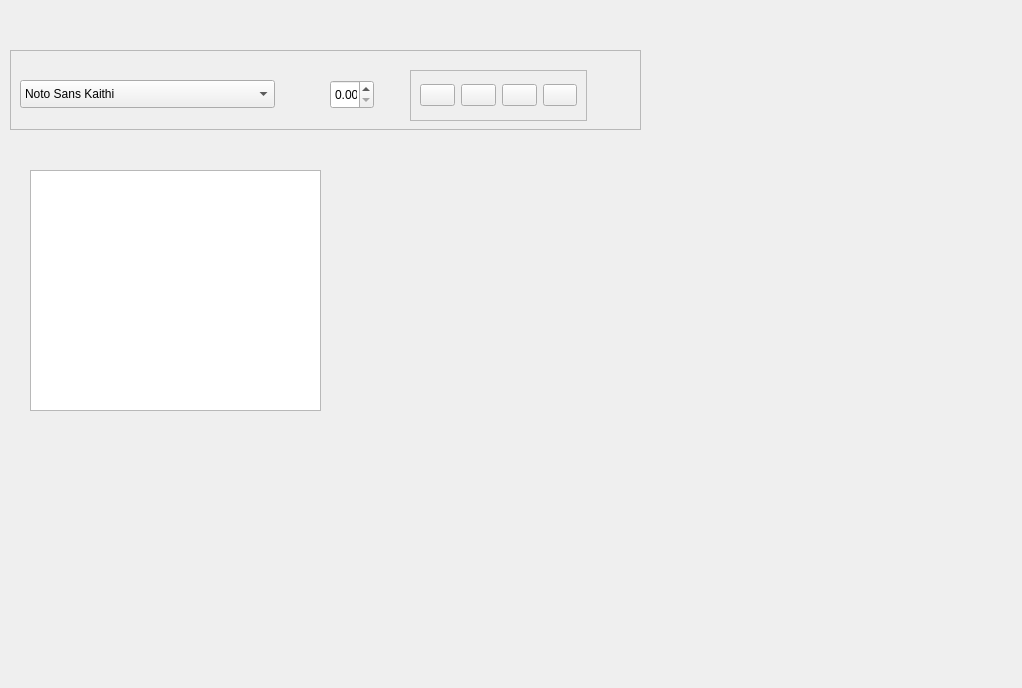
The window that WritingProgram/editorform.ui (gourdCravings/WritingProgram) describes before a commit, drawn with Qt 5.
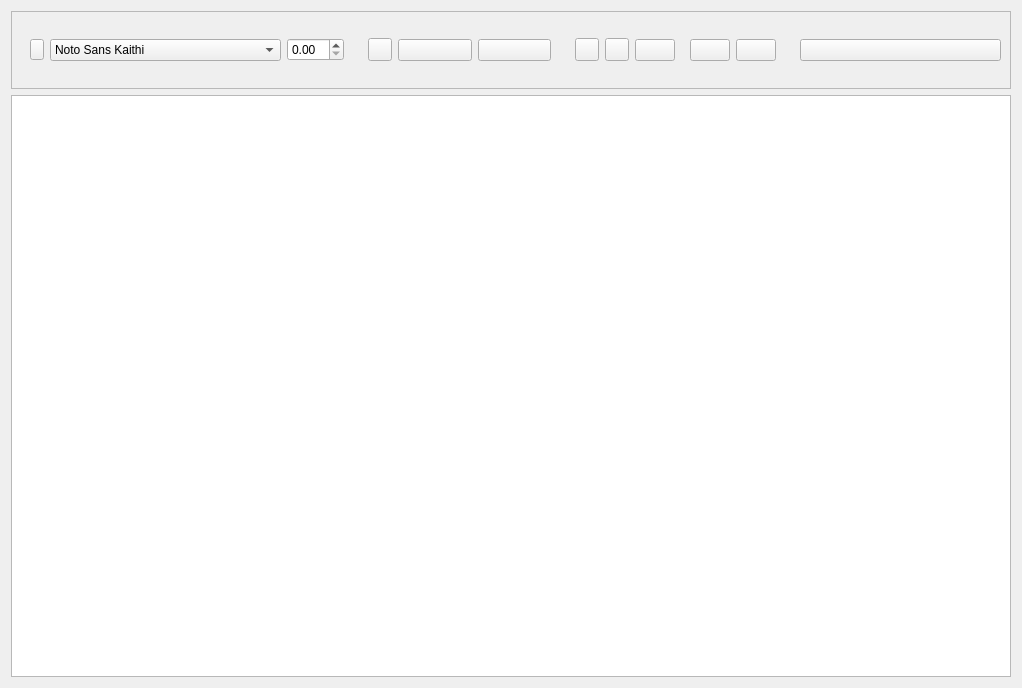
The same window after the commit. Icons and pictures are not drawn. Custom widgets are drawn as their Qt base class.

Patch:
```diff
--- a/WritingProgram/editorform.ui
+++ b/WritingProgram/editorform.ui
@@ -13,117 +13,347 @@
   <property name="windowTitle">
    <string>Form</string>
   </property>
-  <widget class="QTextEdit" name="textEdit">
-   <property name="geometry">
-    <rect>
-     <x>30</x>
-     <y>170</y>
-     <width>291</width>
-     <height>241</height>
-    </rect>
+  <layout class="QVBoxLayout" name="verticalLayout">
+   <item>
+    <widget class="QFrame" name="toolFrame">
+     <property name="frameShape">
+      <enum>QFrame::Shape::StyledPanel</enum>
+     </property>
+     <property name="frameShadow">
+      <enum>QFrame::Shadow::Raised</enum>
+     </property>
+     <layout class="QHBoxLayout" name="horizontalLayout_5">
+      <item>
+       <widget class="QWidget" name="fontWidget" native="true">
+        <layout class="QHBoxLayout" name="horizontalLayout">
+         <item>
+          <widget class="QToolButton" name="styleButton">
+           <property name="text">
+            <string/>
+           </property>
+           <property name="popupMode">
+            <enum>QToolButton::ToolButtonPopupMode::InstantPopup</enum>
+           </property>
+           <property name="toolButtonStyle">
+            <enum>Qt::ToolButtonStyle::ToolButtonTextOnly</enum>
+           </property>
+          </widget>
+         </item>
+         <item>
+          <widget class="QFontComboBox" name="fontCombo">
+           <property name="editable">
+            <bool>false</bool>
+           </property>
+           <property name="currentIndex">
+            <number>172</number>
+           </property>
+          </widget>
+         </item>
+         <item>
+          <widget class="QDoubleSpinBox" name="textSpin"/>
+         </item>
+        </layout>
+       </widget>
+      </item>
+      <item>
+       <widget class="QWidget" name="formatWidget" native="true">
+        <layout class="QHBoxLayout" name="horizontalLayout_2">
+         <item>
+          <widget class="QToolButton" name="formatButton">
+           <property name="text">
+            <string/>
+           </property>
+           <property name="icon">
+            <iconset theme="QIcon::ThemeIcon::FormatTextBold"/>
+           </property>
+           <property name="popupMode">
+            <enum>QToolButton::ToolButtonPopupMode::InstantPopup</enum>
+           </property>
+          </widget>
+         </item>
+         <item>
+          <widget class="QPushButton" name="colorButton">
+           <property name="font">
+            <font>
+             <family>Segoe UI</family>
+            </font>
+           </property>
+           <property name="text">
+            <string/>
+           </property>
+           <property name="icon">
+            <iconset theme="start-here"/>
+           </property>
+          </widget>
+         </item>
+         <item>
+          <widget class="QPushButton" name="highlightButton">
+           <property name="text">
+            <string/>
+           </property>
+           <property name="icon">
+            <iconset theme="QIcon::ThemeIcon::WeatherClear"/>
+           </property>
+          </widget>
+         </item>
+        </layout>
+       </widget>
+      </item>
+      <item>
+       <widget class="QWidget" name="paraWidget" native="true">
+        <layout class="QHBoxLayout" name="horizontalLayout_4">
+         <item>
+          <widget class="QToolButton" name="alignButton">
+           <property name="text">
+            <string/>
+           </property>
+           <property name="icon">
+            <iconset theme="QIcon::ThemeIcon::FormatJustifyLeft"/>
+           </property>
+           <property name="popupMode">
+            <enum>QToolButton::ToolButtonPopupMode::InstantPopup</enum>
+           </property>
+          </widget>
+         </item>
+         <item>
+          <widget class="QToolButton" name="bulletButton">
+           <property name="font">
+            <font>
+             <family>Wingdings</family>
+            </font>
+           </property>
+           <property name="text">
+            <string/>
+           </property>
+           <property name="icon">
+            <iconset theme="user-bookmarks"/>
+           </property>
+           <property name="popupMode">
+            <enum>QToolButton::ToolButtonPopupMode::InstantPopup</enum>
+           </property>
+          </widget>
+         </item>
+         <item>
+          <widget class="QPushButton" name="spacingButton">
+           <property name="text">
+            <string/>
+           </property>
+           <property name="icon">
+            <iconset theme="QIcon::ThemeIcon::ViewFullscreen"/>
+           </property>
+          </widget>
+         </item>
+         <item>
+          <widget class="QWidget" name="indentWidget" native="true">
+           <layout class="QHBoxLayout" name="horizontalLayout_3">
+            <item>
+             <widget class="QPushButton" name="plusIndentButton">
+              <property name="text">
+               <string/>
+              </property>
+              <property name="icon">
+               <iconset theme="QIcon::ThemeIcon::GoNext"/>
+              </property>
+             </widget>
+            </item>
+            <item>
+             <widget class="QPushButton" name="minusIndentButton">
+              <property name="text">
+               <string/>
+              </property>
+              <property name="icon">
+               <iconset theme="QIcon::ThemeIcon::GoPrevious"/>
+              </property>
+             </widget>
+            </item>
+           </layout>
+          </widget>
+         </item>
+        </layout>
+       </widget>
+      </item>
+      <item>
+       <widget class="QPushButton" name="commentButton">
+        <property name="text">
+         <string/>
+        </property>
+        <property name="icon">
+         <iconset theme="emblem-mail"/>
+        </property>
+       </widget>
+      </item>
+     </layout>
+    </widget>
+   </item>
+   <item>
+    <widget class="TextEditor" name="textEdit"/>
+   </item>
+  </layout>
+  <action name="boldAction">
+   <property name="icon">
+    <iconset theme="QIcon::ThemeIcon::FormatTextBold"/>
    </property>
-  </widget>
-  <widget class="QFrame" name="toolFrame">
-   <property name="geometry">
-    <rect>
-     <x>10</x>
-     <y>50</y>
-     <width>631</width>
-     <height>80</height>
-    </rect>
+   <property name="text">
+    <string>bold</string>
    </property>
-   <property name="frameShape">
-    <enum>QFrame::Shape::StyledPanel</enum>
+   <property name="toolTip">
+    <string>bold</string>
    </property>
-   <property name="frameShadow">
-    <enum>QFrame::Shadow::Raised</enum>
+   <property name="shortcut">
+    <string>Ctrl+B</string>
    </property>
-   <widget class="QFontComboBox" name="fontCombo">
-    <property name="geometry">
-     <rect>
-      <x>10</x>
-      <y>30</y>
-      <width>255</width>
-      <height>28</height>
-     </rect>
-    </property>
-    <property name="editable">
-     <bool>false</bool>
-    </property>
-    <property name="currentIndex">
-     <number>172</number>
-    </property>
-   </widget>
-   <widget class="QDoubleSpinBox" name="textSpin">
-    <property name="geometry">
-     <rect>
-      <x>320</x>
-      <y>30</y>
-      <width>44</width>
-      <height>29</height>
-     </rect>
-    </property>
-   </widget>
-   <widget class="QFrame" name="formatFrame">
-    <property name="geometry">
-     <rect>
-      <x>400</x>
-      <y>20</y>
-      <width>177</width>
-      <height>51</height>
-     </rect>
-    </property>
-    <property name="frameShape">
-     <enum>QFrame::Shape::StyledPanel</enum>
-    </property>
-    <property name="frameShadow">
-     <enum>QFrame::Shadow::Raised</enum>
-    </property>
-    <layout class="QHBoxLayout" name="horizontalLayout">
-     <item>
-      <widget class="QPushButton" name="boldButton">
-       <property name="text">
-        <string/>
-       </property>
-       <property name="icon">
-        <iconset theme="QIcon::ThemeIcon::FormatTextBold"/>
-       </property>
-      </widget>
-     </item>
-     <item>
-      <widget class="QPushButton" name="italicsButton">
-       <property name="text">
-        <string/>
-       </property>
-       <property name="icon">
-        <iconset theme="QIcon::ThemeIcon::FormatTextItalic"/>
-       </property>
-      </widget>
-     </item>
-     <item>
-      <widget class="QPushButton" name="underlineButton">
-       <property name="text">
-        <string/>
-       </property>
-       <property name="icon">
-        <iconset theme="QIcon::ThemeIcon::FormatTextUnderline"/>
-       </property>
-      </widget>
-     </item>
-     <item>
-      <widget class="QPushButton" name="strikeButton">
-       <property name="text">
-        <string/>
-       </property>
-       <property name="icon">
-        <iconset theme="QIcon::ThemeIcon::FormatTextStrikethrough"/>
-       </property>
-      </widget>
-     </item>
-    </layout>
-   </widget>
-  </widget>
+   <property name="menuRole">
+    <enum>QAction::MenuRole::NoRole</enum>
+   </property>
+  </action>
+  <action name="italicsAction">
+   <property name="icon">
+    <iconset theme="QIcon::ThemeIcon::FormatTextItalic"/>
+   </property>
+   <property name="text">
+    <string>italics</string>
+   </property>
+   <property name="toolTip">
+    <string>italics</string>
+   </property>
+   <property name="shortcut">
+    <string>Ctrl+I</string>
+   </property>
+   <property name="menuRole">
+    <enum>QAction::MenuRole::NoRole</enum>
+   </property>
+  </action>
+  <action name="underlineAction">
+   <property name="icon">
+    <iconset theme="QIcon::ThemeIcon::FormatTextUnderline"/>
+   </property>
+   <property name="text">
+    <string>underline</string>
+   </property>
+   <property name="toolTip">
+    <string>underline</string>
+   </property>
+   <property name="shortcut">
+    <string>Ctrl+U</string>
+   </property>
+   <property name="menuRole">
+    <enum>QAction::MenuRole::NoRole</enum>
+   </property>
+  </action>
+  <action name="strikeAction">
+   <property name="icon">
+    <iconset theme="QIcon::ThemeIcon::FormatTextStrikethrough"/>
+   </property>
+   <property name="text">
+    <string>strikethrough</string>
+   </property>
+   <property name="toolTip">
+    <string>strikethrough</string>
+   </property>
+   <property name="shortcut">
+    <string>Alt+Shift+5</string>
+   </property>
+   <property name="menuRole">
+    <enum>QAction::MenuRole::NoRole</enum>
+   </property>
+  </action>
+  <action name="alignLeftAction">
+   <property name="icon">
+    <iconset theme="QIcon::ThemeIcon::FormatJustifyLeft"/>
+   </property>
+   <property name="text">
+    <string>align left</string>
+   </property>
+   <property name="toolTip">
+    <string>align left</string>
+   </property>
+   <property name="shortcut">
+    <string>Ctrl+Shift+L, Ctrl+L</string>
+   </property>
+   <property name="menuRole">
+    <enum>QAction::MenuRole::NoRole</enum>
+   </property>
+  </action>
+  <action name="alignCenterAction">
+   <property name="icon">
+    <iconset theme="QIcon::ThemeIcon::FormatJustifyCenter"/>
+   </property>
+   <property name="text">
+    <string>align center</string>
+   </property>
+   <property name="toolTip">
+    <string>align center</string>
+   </property>
+   <property name="shortcut">
+    <string>Ctrl+Shift+C</string>
+   </property>
+   <property name="menuRole">
+    <enum>QAction::MenuRole::NoRole</enum>
+   </property>
+  </action>
+  <action name="alignJustifyAction">
+   <property name="text">
+    <string>justify text</string>
+   </property>
+   <property name="toolTip">
+    <string>justify text</string>
+   </property>
+   <property name="shortcut">
+    <string>Ctrl+J</string>
+   </property>
+   <property name="menuRole">
+    <enum>QAction::MenuRole::NoRole</enum>
+   </property>
+  </action>
+  <action name="alignRightAction">
+   <property name="icon">
+    <iconset theme="QIcon::ThemeIcon::FormatJustifyRight"/>
+   </property>
+   <property name="text">
+    <string>align right</string>
+   </property>
+   <property name="toolTip">
+    <string>align right</string>
+   </property>
+   <property name="shortcut">
+    <string>Ctrl+R</string>
+   </property>
+   <property name="menuRole">
+    <enum>QAction::MenuRole::NoRole</enum>
+   </property>
+  </action>
+  <action name="normalAction">
+   <property name="text">
+    <string>Normal Text</string>
+   </property>
+   <property name="menuRole">
+    <enum>QAction::MenuRole::NoRole</enum>
+   </property>
+  </action>
+  <action name="titleAction">
+   <property name="text">
+    <string>Title</string>
+   </property>
+   <property name="menuRole">
+    <enum>QAction::MenuRole::NoRole</enum>
+   </property>
+  </action>
+  <action name="headingAction">
+   <property name="text">
+    <string>Heading</string>
+   </property>
+   <property name="menuRole">
+    <enum>QAction::MenuRole::NoRole</enum>
+   </property>
+  </action>
  </widget>
+ <customwidgets>
+  <customwidget>
+   <class>TextEditor</class>
+   <extends>QTextEdit</extends>
+   <header>texteditor.h</header>
+  </customwidget>
+ </customwidgets>
  <resources/>
  <connections/>
 </ui>
```
